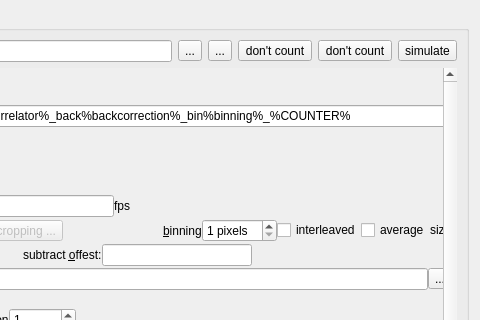
Old version of the form plugins/imagingfcs/qfrdrimagingfcscorrelationdialog.ui in the repository jkriege2/QuickFit3; both pictures show x 622 to 1102 and y 0 to 320 of the 1102 by 868 pixel window.
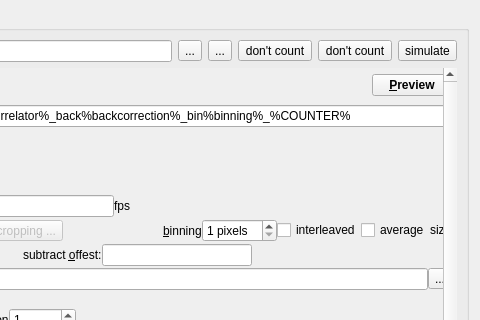
New version of the form. Icons and pictures are not drawn. Custom widgets are drawn as their Qt base class.

Patch:
```diff
--- a/plugins/imagingfcs/qfrdrimagingfcscorrelationdialog.ui
+++ b/plugins/imagingfcs/qfrdrimagingfcscorrelationdialog.ui
@@ -322,6 +322,25 @@
                  </property>
                 </spacer>
                </item>
+               <item>
+                <widget class="QPushButton" name="btnPreview">
+                 <property name="font">
+                  <font>
+                   <weight>75</weight>
+                   <bold>true</bold>
+                  </font>
+                 </property>
+                 <property name="text">
+                  <string>&amp;Preview</string>
+                 </property>
+                 <property name="shortcut">
+                  <string>Ctrl+P</string>
+                 </property>
+                 <property name="checkable">
+                  <bool>true</bool>
+                 </property>
+                </widget>
+               </item>
               </layout>
              </item>
              <item row="2" column="0">
```
